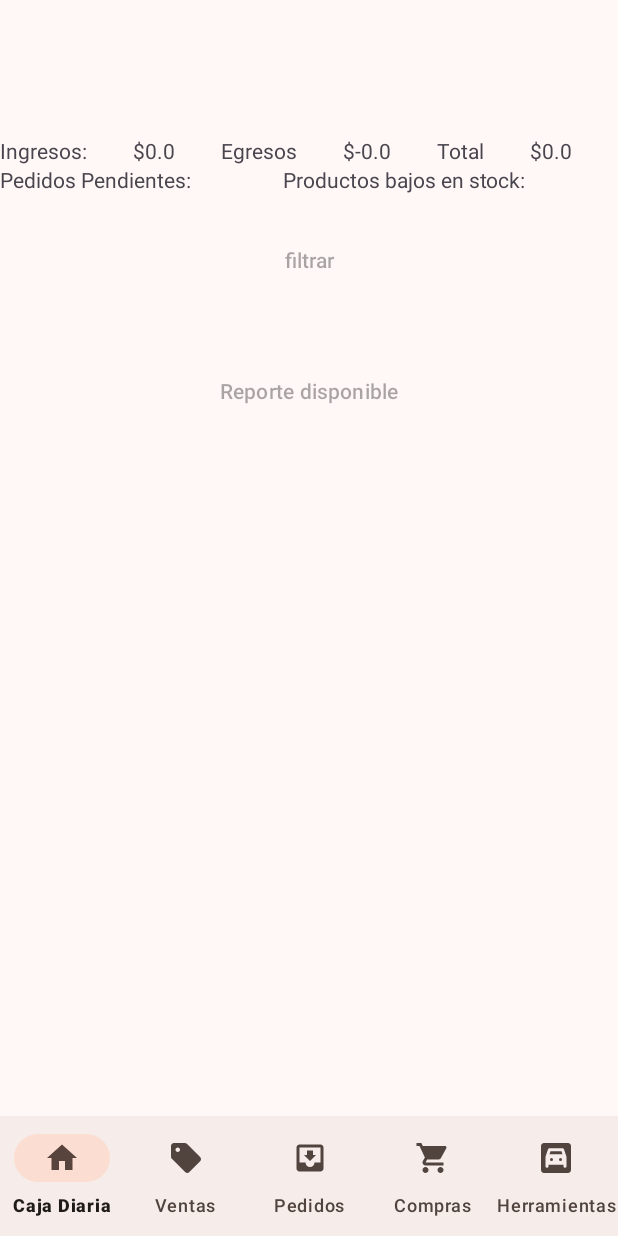
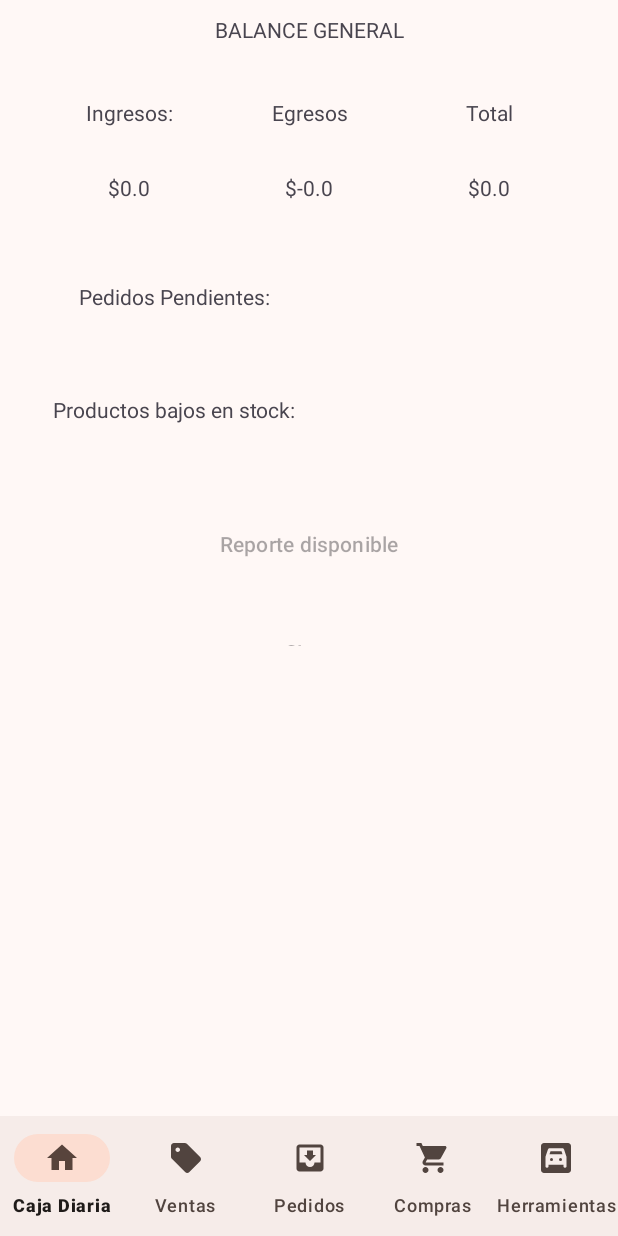
Before and after one commit to Faust0z/Kauppa_App, an Android app: the screen it shows after launch (MainActivity), after a tap on an icon or button, on a phone screen of 412 x 824 dp. Run offline under Robolectric (Android 15) with nearby library versions, the phone set to English and light mode, and no system bars.

Commit message:
Estructura de los componentes de la pantalla "balance general"

```diff
--- a/app/build.gradle.kts
+++ b/app/build.gradle.kts
@@ -49,6 +49,7 @@ dependencies {
     implementation(libs.activity)
     implementation(libs.constraintlayout)
     implementation(libs.cardview.v7)
+    implementation(libs.legacy.support.v4)
     testImplementation(libs.junit)
     androidTestImplementation(libs.ext.junit)
     androidTestImplementation(libs.espresso.core)
--- a/app/src/main/res/layout/fragment_balance_general.xml
+++ b/app/src/main/res/layout/fragment_balance_general.xml
@@ -8,114 +8,190 @@
     <LinearLayout
         android:layout_width="match_parent"
         android:layout_height="match_parent"
-        android:gravity="bottom"
+        android:gravity="center_horizontal"
         android:orientation="vertical">
+
+        <TextView
+            android:id="@+id/textView"
+            android:layout_width="match_parent"
+            android:layout_height="40dp"
+            android:gravity="center|center_horizontal"
+            android:text="BALANCE GENERAL" />
 
         <LinearLayout
             android:id="@+id/layout_EntSalTotal"
-            android:layout_width="match_parent"
-            android:layout_height="wrap_content"
+            android:layout_width="360dp"
+            android:layout_height="100dp"
+            android:layout_gravity="center_horizontal"
+            android:layout_marginTop="10sp"
+            android:gravity="center_horizontal"
             android:orientation="horizontal">
+
+            <LinearLayout
+                android:layout_width="120dp"
+                android:layout_height="100dp"
+                android:orientation="vertical">
 
                 <TextView
                     android:id="@+id/textView_Ingresos_Balgnral"
-                android:layout_width="wrap_content"
-                android:layout_height="wrap_content"
+                    android:layout_width="120dp"
+                    android:layout_height="50dp"
+                    android:layout_gravity="center_horizontal"
                     android:layout_weight="1"
+                    android:gravity="center|center_horizontal"
                     android:text="Ingresos:" />
 
                 <TextView
                     android:id="@+id/textView_IngresosCant_Balgnral"
-                android:layout_width="wrap_content"
-                android:layout_height="wrap_content"
+                    android:layout_width="120dp"
+                    android:layout_height="50dp"
+                    android:layout_gravity="center|center_horizontal"
                     android:layout_weight="1"
+                    android:gravity="center|center_horizontal"
                     android:text="$" />
+            </LinearLayout>
+
+            <LinearLayout
+                android:layout_width="120dp"
+                android:layout_height="100dp"
+                android:orientation="vertical">
 
                 <TextView
                     android:id="@+id/textView_Egresos_Balgnral"
-                android:layout_width="wrap_content"
-                android:layout_height="wrap_content"
+                    android:layout_width="120dp"
+                    android:layout_height="50dp"
+                    android:layout_gravity="center_horizontal"
                     android:layout_weight="1"
+                    android:gravity="center|center_horizontal"
                     android:text="Egresos" />
 
                 <TextView
                     android:id="@+id/textView_EgresosCant_Balgnral"
-                android:layout_width="wrap_content"
-                android:layout_height="wrap_content"
+                    android:layout_width="120dp"
+                    android:layout_height="50dp"
+                    android:layout_gravity="center|center_horizontal"
                     android:layout_weight="1"
+                    android:gravity="center|center_horizontal"
                     android:text="$" />
+            </LinearLayout>
+
+            <LinearLayout
+                android:layout_width="120dp"
+                android:layout_height="100dp"
+                android:gravity="center"
+                android:orientation="vertical">
 
                 <TextView
                     android:id="@+id/textView_Total_Balgnral"
-                android:layout_width="wrap_content"
-                android:layout_height="wrap_content"
+                    android:layout_width="120dp"
+                    android:layout_height="50dp"
+                    android:layout_gravity="center_horizontal"
                     android:layout_weight="1"
+                    android:gravity="center"
                     android:text="Total" />
 
                 <TextView
                     android:id="@+id/textView_TotalCant_BalGnral"
-                android:layout_width="wrap_content"
-                android:layout_height="wrap_content"
+                    android:layout_width="120dp"
+                    android:layout_height="50dp"
+                    android:layout_gravity="center|center_horizontal"
                     android:layout_weight="1"
+                    android:gravity="center|center_horizontal"
                     android:text="$" />
             </LinearLayout>
 
+        </LinearLayout>
+
         <LinearLayout
-            android:layout_width="match_parent"
-            android:layout_height="wrap_content"
+            android:layout_width="360dp"
+            android:layout_height="150dp"
+            android:layout_marginTop="10sp"
             android:orientation="horizontal">
+
+            <LinearLayout
+                android:layout_width="180dp"
+                android:layout_height="150dp"
+                android:orientation="vertical">
 
                 <TextView
                     android:id="@+id/textView_PdidoPndien_Balgnral"
-                android:layout_width="wrap_content"
-                android:layout_height="wrap_content"
-                android:layout_weight="1"
+                    android:layout_width="180dp"
+                    android:layout_height="75dp"
+                    android:gravity="center|center_horizontal"
                     android:text="Pedidos Pendientes:" />
 
                 <TextView
+                    android:id="@+id/textView_ProdBajoStock_Balgnral"
+                    android:layout_width="180dp"
+                    android:layout_height="75dp"
+                    android:gravity="center|center_horizontal"
+                    android:text="Productos bajos en stock:" />
+
+            </LinearLayout>
+
+            <LinearLayout
+                android:layout_width="180dp"
+                android:layout_height="150dp"
+                android:layout_weight="1"
+                android:orientation="vertical">
+
+                <TextView
                     android:id="@+id/textView_PdidoPndienCant_Balgnral"
-                android:layout_width="wrap_content"
-                android:layout_height="wrap_content"
+                    android:layout_width="180dp"
+                    android:layout_height="75dp"
                     android:layout_weight="1"
+                    android:gravity="center|center_horizontal"
                     android:text="0" />
 
                 <TextView
-                android:id="@+id/textView_ProdBajoStock_Balgnral"
-                android:layout_width="wrap_content"
-                android:layout_height="wrap_content"
+                    android:id="@+id/textView_ProdBajoStockCant_Balgnral"
+                    android:layout_width="180dp"
+                    android:layout_height="75dp"
                     android:layout_weight="1"
-                android:text="Productos bajos en stock:" />
-
-            <TextView
-                android:id="@+id/textView_ProdBajoStockCant_Balgnral"
-                android:layout_width="wrap_content"
-                android:layout_height="wrap_content"
-                android:layout_weight="1"
+                    android:gravity="center|center_horizontal"
                     android:text="0" />
 
             </LinearLayout>
 
+        </LinearLayout>
+
+        <Button
+            android:id="@+id/button_RepDispon_BalGnral"
+            android:layout_width="360dp"
+            android:layout_height="85dp"
+            android:layout_marginTop="10sp"
+            android:background="?android:attr/selectableItemBackground"
+            android:hint="Reporte disponible"
+            android:stateListAnimator="@null" />
+
         <Button
             android:id="@+id/button_Filtrar_BalGnral"
-            android:layout_width="match_parent"
-            android:layout_height="87dp"
+            android:layout_width="360dp"
+            android:layout_height="25dp"
+            android:layout_marginTop="10sp"
             android:background="?android:attr/selectableItemBackground"
             android:hint="filtrar"
             android:stateListAnimator="@null" />
 
-        <Button
-            android:id="@+id/button_RepDispon_BalGnral"
-            android:layout_width="match_parent"
-            android:layout_height="87dp"
-            android:background="?android:attr/selectableItemBackground"
-            android:hint="Reporte disponible"
-            android:stateListAnimator="@null" />
+        <androidx.core.widget.NestedScrollView
+            android:layout_width="360dp"
+            android:layout_height="match_parent"
+            android:layout_marginTop="10dp"
+            android:fillViewport="true">
+
+            <LinearLayout
+                android:layout_width="360dp"
+                android:layout_height="wrap_content"
+                android:orientation="vertical">
 
                 <androidx.recyclerview.widget.RecyclerView
                     android:id="@+id/recView_BalGnral"
-            android:layout_width="match_parent"
-            android:layout_height="440dp"
+                    android:layout_width="360dp"
+                    android:layout_height="wrap_content"
                     tools:listitem="" />
+            </LinearLayout>
+        </androidx.core.widget.NestedScrollView>
 
     </LinearLayout>
+
 </FrameLayout>
--- a/gradle/libs.versions.toml
+++ b/gradle/libs.versions.toml
@@ -8,6 +8,7 @@ material = "1.12.0"
 activity = "1.8.0"
 constraintlayout = "2.1.4"
 cardviewV7 = "28.0.0"
+legacySupportV4 = "1.0.0"
 
 [libraries]
 junit = { group = "junit", name = "junit", version.ref = "junit" }
@@ -18,6 +19,7 @@ material = { group = "com.google.android.material", name = "material", version.r
 activity = { group = "androidx.activity", name = "activity", version.ref = "activity" }
 constraintlayout = { group = "androidx.constraintlayout", name = "constraintlayout", version.ref = "constraintlayout" }
 cardview-v7 = { group = "com.android.support", name = "cardview-v7", version.ref = "cardviewV7" }
+legacy-support-v4 = { group = "androidx.legacy", name = "legacy-support-v4", version.ref = "legacySupportV4" }
 
 [plugins]
 androidApplication = { id = "com.android.application", version.ref = "agp" }
```
Lines whose indentation alone changed are shown as unchanged.
